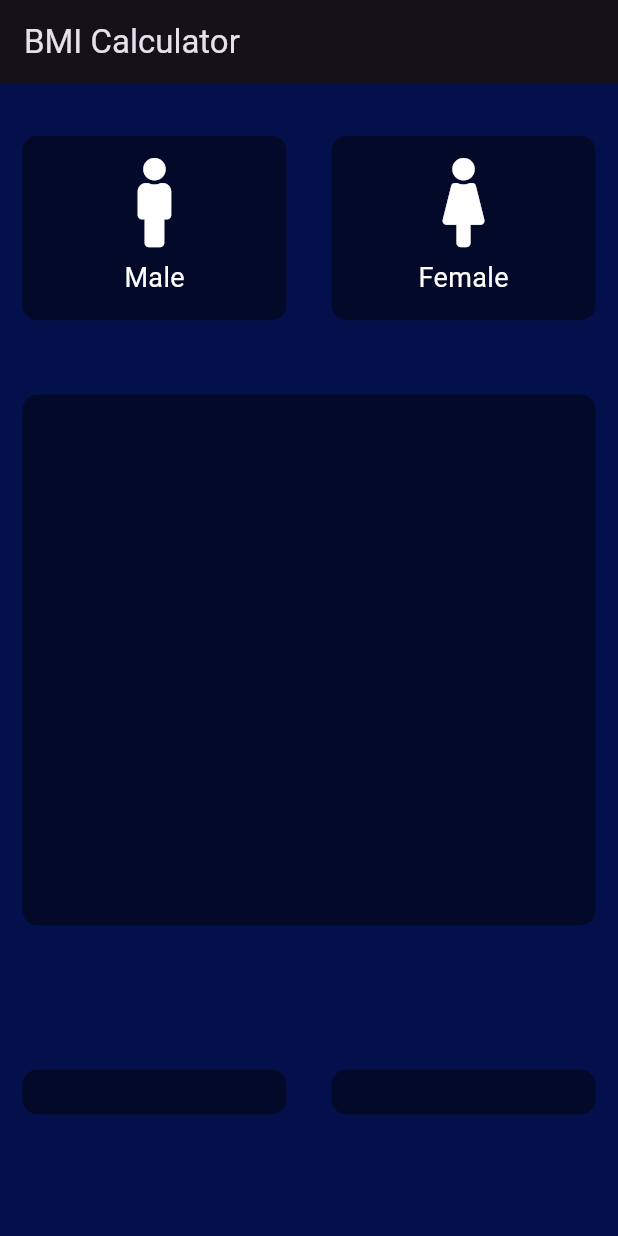
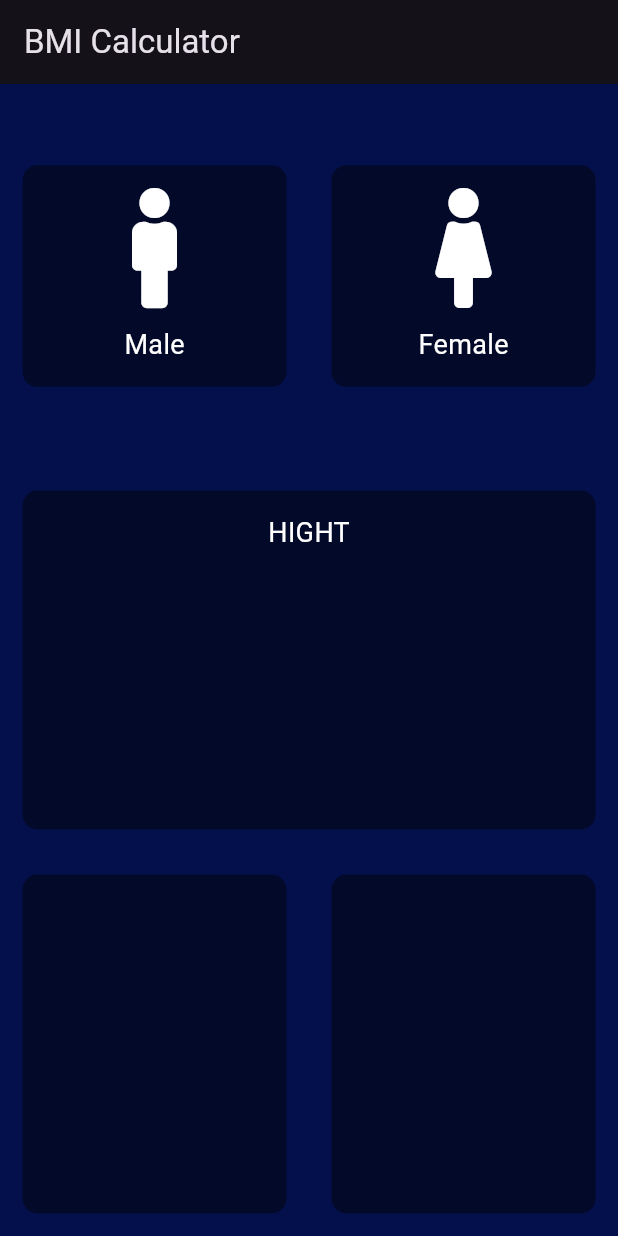
Before and after one commit to Ad33lHub/SP23-BSE-013-Muhammad-Adeel, a Flutter app: the screen it shows after launch, on a phone screen of 412 x 824 dp. Run offline on Flutter 3.47's test engine with Material 3 defaults, Android fonts, the light colour scheme and no system bars; our stand-ins replace csv, flutter_colorpicker, flutter_local_notifications, font_awesome_flutter, google_fonts, image_picker and 6 more; accounts and stored records are empty.

Commit message:
Flutter in Urdu | Create Const file for Containers Lecture 45

```diff
--- /dev/null
+++ b/bmi/lib/ConstantFile.dart
@@ -0,0 +1,8 @@
+import 'package:flutter/material.dart';
+
+const activecolor = Color.fromARGB(255, 2, 5, 23);
+const deactivecolor = Color.fromARGB(255, 3, 9, 40);
+const klabelstyle = const TextStyle(
+  fontSize: 18.0,
+  color: Colors.white,
+);
--- a/bmi/lib/icontext.dart
+++ b/bmi/lib/icontext.dart
@@ -1,5 +1,7 @@
 import 'package:flutter/material.dart';
 import 'package:font_awesome_flutter/font_awesome_flutter.dart';
+import 'ConstantFile.dart';
+
 class CardWidget extends StatelessWidget {
   final IconData iconData;
   final String label;
@@ -31,10 +33,7 @@ class CardWidget extends StatelessWidget {
               fit: BoxFit.scaleDown,
               child: Text(
                 label,
-                style: const TextStyle(
-                  fontSize: 18.0,
-                  color: Colors.white,
-                ),
+                style: klabelstyle,
               ),
             ),
           ],
--- a/bmi/lib/input_page.dart
+++ b/bmi/lib/input_page.dart
@@ -1,5 +1,6 @@
 // ignore_for_file: non_constant_identifier_names, library_private_types_in_public_api
 
+import 'package:bmi/ConstantFile.dart';
 import 'package:flutter/material.dart';
 import 'package:font_awesome_flutter/font_awesome_flutter.dart';
 import 'ContainerClass.dart';
@@ -11,8 +12,7 @@ class InputPage extends StatefulWidget {
   _InputPageState createState() => _InputPageState();
 }
 
-const activecolor = Color.fromARGB(255, 2, 5, 23);
-const deactivecolor = Color.fromARGB(255, 3, 9, 40);
+
 enum Gender{
   male,
   female,
@@ -40,6 +40,7 @@ class _InputPageState extends State<InputPage> {
     return Scaffold(
       appBar: AppBar(title: Text("BMI Calculator")),
       body: Column(
+        crossAxisAlignment: CrossAxisAlignment.stretch,
         children: <Widget>[
           Expanded(
             child: Row(
@@ -82,8 +83,14 @@ class _InputPageState extends State<InputPage> {
             ),
           ),
           Expanded(
-            flex: 2,
-            child: RepeatContainerCode(colour: Color.fromARGB(255, 3, 9, 40)),
+            child: RepeatContainerCode(
+                colour: Color.fromARGB(255, 3, 9, 40),
+                cardWidget:Column(
+                  children: <Widget>[
+                    Text('HIGHT',style: klabelstyle,),
+                  ],
+                ),
+            ),
           ),
           Expanded(
             child: Row(
@@ -91,13 +98,13 @@ class _InputPageState extends State<InputPage> {
                 Expanded(
                   child: RepeatContainerCode(
                     colour: Color.fromARGB(255, 3, 9, 40),
-
+                    cardWidget: Column(),
                   ),
                 ),
                 Expanded(
                   child: RepeatContainerCode(
                     colour: Color.fromARGB(255, 3, 9, 40),
-
+                      cardWidget: Column(),
                   ),
                 ),
               ],
```
